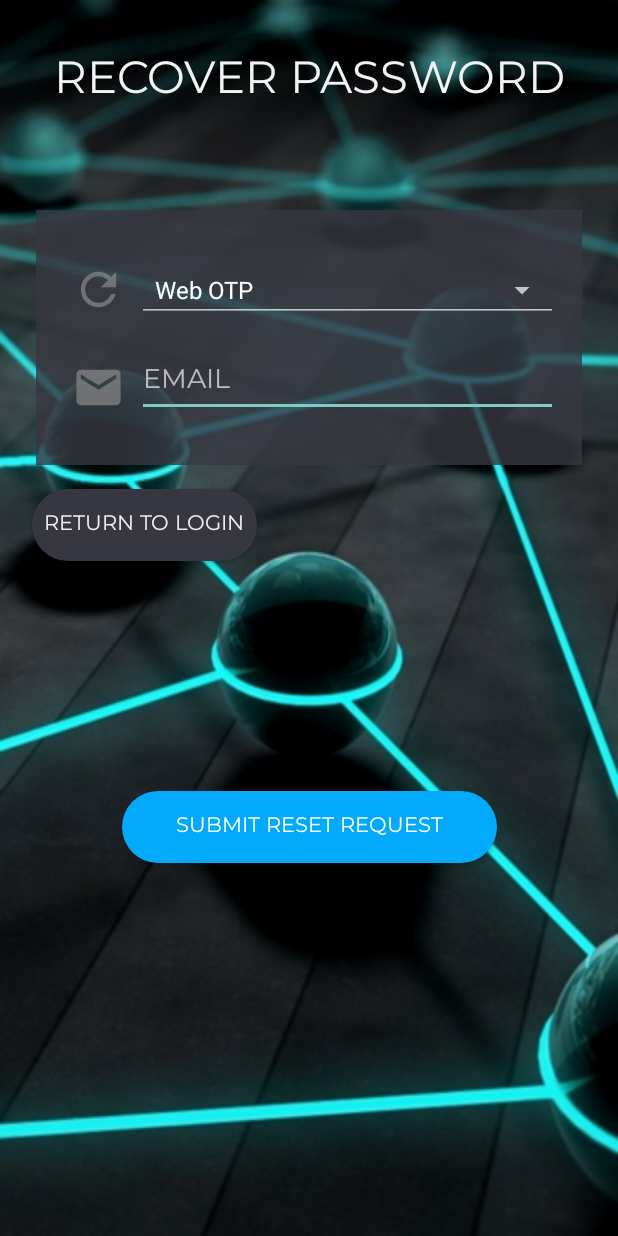
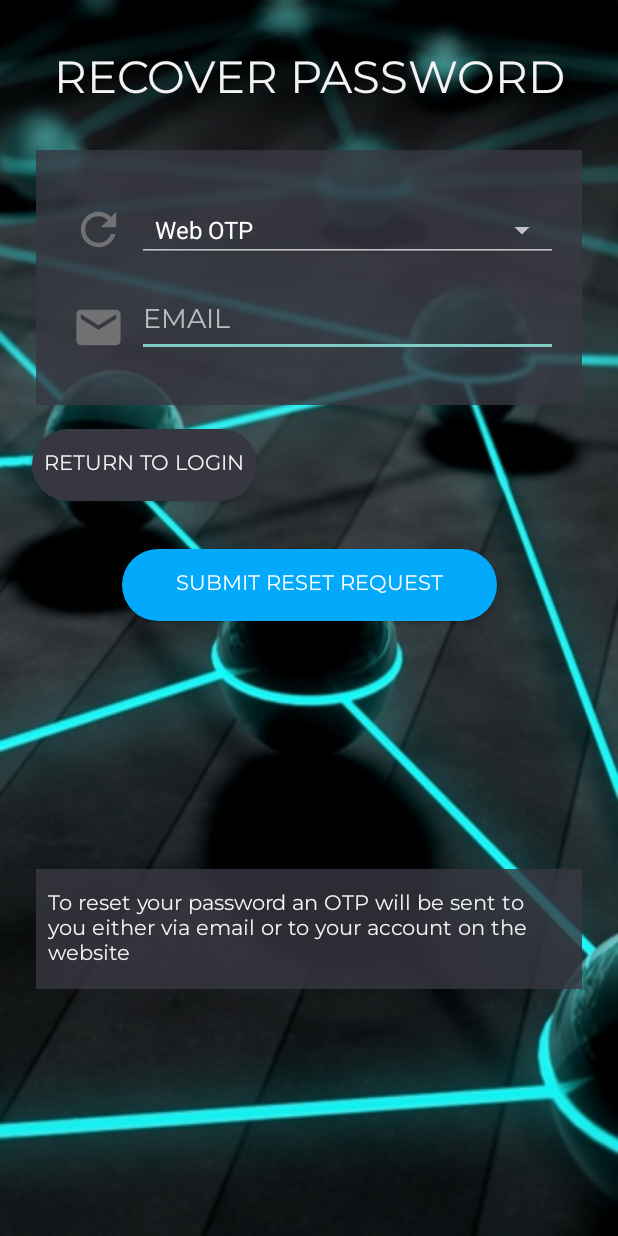
Before and after one commit to cheese-advocate/LinkVantage-Android, an Android app: the ForgotPasswordActivity screen opened directly, with no data from a screen before it, on a phone screen of 412 x 824 dp. Run offline under Robolectric (Android 15) with nearby library versions, the phone set to English and light mode, and no system bars.

Commit message:
Made minor layout changes as requested in the previous meeting

```diff
--- a/CompulinkApp/app/src/main/java/com/example/compulinkapp/activities/ForgotPasswordActivity.java
+++ b/CompulinkApp/app/src/main/java/com/example/compulinkapp/activities/ForgotPasswordActivity.java
@@ -22,11 +22,6 @@ public class ForgotPasswordActivity extends AppCompatActivity {
     protected void onCreate(Bundle savedInstanceState) {
         super.onCreate(savedInstanceState);
         setContentView(R.layout.activity_forgot_password);
-
-        /**
-         * General useful information to the user, adds to user friendliness
-         */
-        Toast.makeText(getApplicationContext(), "To reset your password an OTP will be sent to you either via\nEmail or\nTo your account on the website", Toast.LENGTH_LONG).show();
 
         final Button returnToLogin = (Button) findViewById(R.id.backToLogin);
 
--- a/CompulinkApp/app/src/main/res/layout/activity_dash.xml
+++ b/CompulinkApp/app/src/main/res/layout/activity_dash.xml
@@ -13,7 +13,7 @@
         android:layout_width="0dp"
         android:layout_height="0dp"
         app:defaultNavHost="true"
-        app:layout_constraintBottom_toTopOf="@+id/bottom_navigation"
+        app:layout_constraintBottom_toTopOf="@id/bottom_navigation"
         app:layout_constraintEnd_toEndOf="parent"
         app:layout_constraintStart_toStartOf="parent"
         app:layout_constraintTop_toTopOf="parent"
--- a/CompulinkApp/app/src/main/res/layout/activity_forgot_password.xml
+++ b/CompulinkApp/app/src/main/res/layout/activity_forgot_password.xml
@@ -26,7 +26,7 @@
         android:layout_width="0dp"
         android:layout_height="170dp"
         android:layout_marginStart="24dp"
-        android:layout_marginTop="64dp"
+        android:layout_marginTop="24dp"
         android:layout_marginEnd="24dp"
         android:background="#CC373741"
         app:layout_constraintEnd_toEndOf="parent"
@@ -87,12 +87,10 @@
         android:layout_width="250dp"
         android:layout_height="wrap_content"
         android:layout_marginTop="32dp"
-        android:layout_marginBottom="128dp"
         android:background="@drawable/rounded_button"
         android:fontFamily="@font/montserrat"
         android:text="@string/submit_reset_request_txt"
         android:textSize="14dp"
-        app:layout_constraintBottom_toBottomOf="parent"
         app:layout_constraintEnd_toEndOf="parent"
         app:layout_constraintStart_toStartOf="parent"
         app:layout_constraintTop_toBottomOf="@+id/backToLogin" />
@@ -119,4 +117,31 @@
         app:layout_constraintTop_toBottomOf="@+id/resetIco"
         app:srcCompat="@drawable/ic_email" />
 
+    <View
+        android:id="@+id/otpInfoContainer"
+        android:layout_width="0dp"
+        android:layout_height="80dp"
+        android:layout_marginStart="24dp"
+        android:layout_marginTop="24dp"
+        android:layout_marginEnd="24dp"
+        android:layout_marginBottom="24dp"
+        android:background="@color/seeThrough"
+        app:layout_constraintBottom_toBottomOf="parent"
+        app:layout_constraintEnd_toEndOf="parent"
+        app:layout_constraintStart_toStartOf="parent"
+        app:layout_constraintTop_toBottomOf="@id/reset_password_submit" />
+
+    <TextView
+        android:layout_width="0dp"
+        android:layout_height="wrap_content"
+        android:fontFamily="@font/montserrat"
+        android:textColor="@color/textColor"
+        android:textSize="14dp"
+        android:text="@string/otpInfo"
+        android:layout_margin="8dp"
+        app:layout_constraintTop_toTopOf="@id/otpInfoContainer"
+        app:layout_constraintBottom_toBottomOf="@id/otpInfoContainer"
+        app:layout_constraintStart_toStartOf="@id/otpInfoContainer"
+        app:layout_constraintEnd_toEndOf="@id/otpInfoContainer"/>
+
 </androidx.constraintlayout.widget.ConstraintLayout>
--- a/CompulinkApp/app/src/main/res/values/strings.xml
+++ b/CompulinkApp/app/src/main/res/values/strings.xml
@@ -38,7 +38,7 @@
     <string name="profile_settings">Profile Settings</string>
     <string name="recent_jobs">Recent Jobs</string>
     <string name="settings">Settings</string>
-    <string name="notification_settings">Notification Settings</string>
+    <string name="notification_settings">Notifications</string>
     <string name="help">Help</string>
     <string name="about">About</string>
     <string name="terms_and_conditions">Terms and Conditions</string>
@@ -48,4 +48,5 @@
     <string name="copyrightText">Cerebruteq © 2020</string>
     <string name="regInfo">Only one contact and address can be created during registration additional ones can be added after registration</string>
     <string name="regInfoPrivClient">Only one contact can be created during registration additional ones can be added after registration</string>
+    <string name="otpInfo">To reset your password an OTP will be sent to you either via email or to your account on the website</string>
 </resources>
--- a/CompulinkApp/app/src/main/res/values/styles.xml
+++ b/CompulinkApp/app/src/main/res/values/styles.xml
@@ -24,6 +24,12 @@
         <item name="android:textColorPrimary">@color/black</item>
     </style>
 
+    <style name="ThemeOverlay.switchTheme" parent="Theme.AppCompat.Light.DarkActionBar">
+        <item name="colorControlActivated">@color/colorAccent</item>
+        <item name="colorSwitchThumbNormal">@color/colorPrimary</item>
+        <item name="android:colorForeground">@color/colorPrimaryDark</item>
+    </style>
+
     <style name="AppBarOverlay" parent="ThemeOverlay.AppCompat.Dark.ActionBar" />
 
     <style name="PopupOverlay" parent="ThemeOverlay.AppCompat.Light" />
```
Also changed, not shown: CompulinkApp/app/src/main/res/layout/activity_register_account.xml (+23 -12 lines), CompulinkApp/app/src/main/res/layout/activity_register_company.xml (+23 -12 lines), CompulinkApp/app/src/main/res/layout/fragment_settings.xml (+16 -16 lines).
